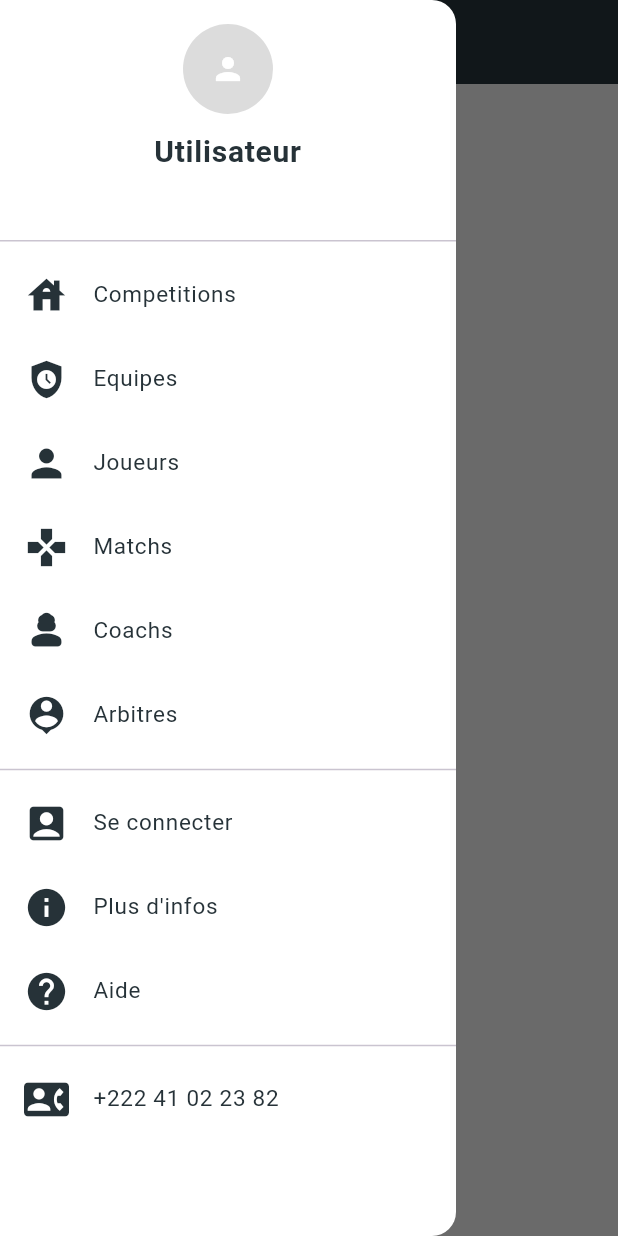
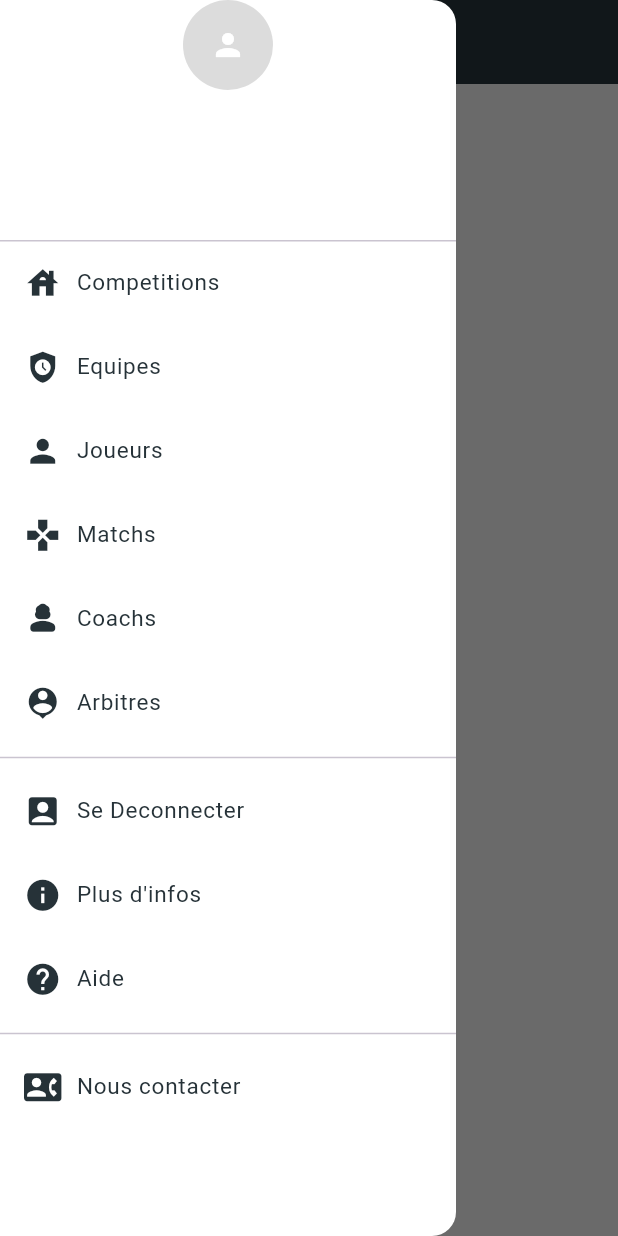
Before and after one commit to Ibrahima-Lam/app, a Flutter app: the ExplorationPage screen opened directly, with the side drawer open, on a phone screen of 412 x 824 dp. Run offline on Flutter 3.47's test engine with Material 3 defaults, Android fonts, the light colour scheme and no system bars; accounts and stored records are empty.

Commit message:
commit 14

```diff
--- a/lib/main.dart
+++ b/lib/main.dart
@@ -4,7 +4,7 @@ import 'package:app/pages/game/game_page.dart';
 import 'package:app/pages/notification/notification_page.dart';
 import 'package:app/providers/competition_provider.dart';
 import 'package:app/providers/composition_provider.dart';
-import 'package:app/providers/counter_provider.dart';
+import 'package:app/providers/user_provider.dart';
 import 'package:app/providers/game_event_list_provider.dart';
 import 'package:app/providers/game_event_provider.dart';
 import 'package:app/providers/game_provider.dart';
@@ -31,7 +31,7 @@ class MyApp extends StatelessWidget {
   Widget build(BuildContext context) {
     return MultiProvider(
       providers: [
-        ChangeNotifierProvider(create: (context) => CounterProvider()),
+        ChangeNotifierProvider(create: (context) => UserProvider()),
         ChangeNotifierProvider<GameEventListProvider>(
           lazy: false,
           create: (context) => GameEventListProvider([]),
--- /dev/null
+++ b/lib/models/user.dart
@@ -0,0 +1,12 @@
+class User {
+  String id;
+  String name;
+  String email;
+  String password;
+  User({
+    required this.id,
+    required this.name,
+    required this.email,
+    required this.password,
+  });
+}
--- a/lib/providers/counter_provider.dart
+++ /dev/null
@@ -1,15 +0,0 @@
-import 'package:flutter/material.dart';
-
-class CounterProvider extends ChangeNotifier {
-  int counter = 0;
-
-  void increment() {
-    counter++;
-    notifyListeners();
-  }
-
-  void decrement() {
-    counter--;
-    notifyListeners();
-  }
-}
--- /dev/null
+++ b/lib/providers/user_provider.dart
@@ -0,0 +1,22 @@
+import 'package:app/models/user.dart';
+import 'package:app/service/user_service.dart';
+import 'package:flutter/material.dart';
+
+class UserProvider extends ChangeNotifier {
+  User? _user;
+  UserProvider([this._user]) {
+    UserService.getData().then((value) {
+      user = value;
+    });
+  }
+
+  User? get user => _user;
+  void set user(User? val) {
+    _user = val;
+    notifyListeners();
+  }
+
+  void changeUser() async {
+    user = user == null ? await UserService.getData() : null;
+  }
+}
--- a/lib/widget/drawer_widget.dart
+++ b/lib/widget/drawer_widget.dart
@@ -1,31 +1,38 @@
+import 'package:app/models/user.dart';
 import 'package:app/pages/equipe/equipe_page.dart';
 import 'package:app/pages/competition/competition_page.dart';
 import 'package:app/pages/game/game_search.dart';
 import 'package:app/pages/joueur/joueur_page.dart';
+import 'package:app/providers/user_provider.dart';
 import 'package:app/widget/composition_events_widget.dart';
 import 'package:flutter/material.dart';
+import 'package:provider/provider.dart';
 
 final Color color = const Color(0xFF263238);
-final double size = 30;
+final double size = 25;
 
 class DrawerWidget extends StatelessWidget {
   const DrawerWidget({super.key});
 
   @override
   Widget build(BuildContext context) {
+    return Consumer<UserProvider>(builder: (context, val, child) {
+      User? user = val.user;
       return Drawer(
         elevation: 20,
         backgroundColor: Colors.white,
         child: ListView(
           children: [
             DrawerHeader(
+              padding: EdgeInsets.all(0),
+              margin: EdgeInsets.all(0),
               duration: Duration(milliseconds: 200),
               child: Column(
                 children: [
                   PersonWidget(radius: 30),
                   const SizedBox(height: 10),
                   Text(
-                  'Utilisateur',
+                    user?.name ?? 'Utilisateur',
                     textAlign: TextAlign.center,
                     style: TextStyle(
                       fontSize: 20,
@@ -45,8 +52,8 @@ class DrawerWidget extends StatelessWidget {
                 title: 'Competitions',
                 onTap: () {
                   Navigator.pop(context);
-                Navigator.of(context).push(
-                    MaterialPageRoute(builder: (context) => CompetitionPage()));
+                  Navigator.of(context).push(MaterialPageRoute(
+                      builder: (context) => CompetitionPage()));
                 }),
             listTileWidget(
                 icon: Icon(
@@ -81,8 +88,8 @@ class DrawerWidget extends StatelessWidget {
                 title: 'Matchs',
                 onTap: () {
                   Navigator.pop(context);
-                Navigator.of(context).push(
-                    MaterialPageRoute(builder: (context) => GameSearchPage()));
+                  Navigator.of(context).push(MaterialPageRoute(
+                      builder: (context) => GameSearchPage()));
                 }),
             listTileWidget(
               icon: Icon(
@@ -107,7 +114,10 @@ class DrawerWidget extends StatelessWidget {
                 Icons.account_box,
                 size: size,
               ),
-            title: 'Se connecter',
+              title: user == null ? 'Se connecter' : 'Se Deconnecter',
+              onTap: () {
+                context.read<UserProvider>().changeUser();
+              },
             ),
             listTileWidget(
               icon: Icon(
@@ -132,16 +142,19 @@ class DrawerWidget extends StatelessWidget {
                 Icons.contact_phone,
                 size: size,
               ),
-            title: '+222 41 02 23 82',
+              title: 'Nous contacter',
             ),
           ],
         ),
       );
+    });
   }
 
   Widget listTileWidget(
       {required String title, Icon? icon, Function()? onTap}) {
     return ListTile(
+      minVerticalPadding: 0,
+      horizontalTitleGap: 10,
       onTap: onTap,
       leading: icon,
       title: Text(
```
Also changed, not shown: lib/pages/game/game_search.dart (+38 -3 lines), lib/service/user_service.dart (added, +12 -0 lines). Lines whose indentation alone changed are shown as unchanged.
